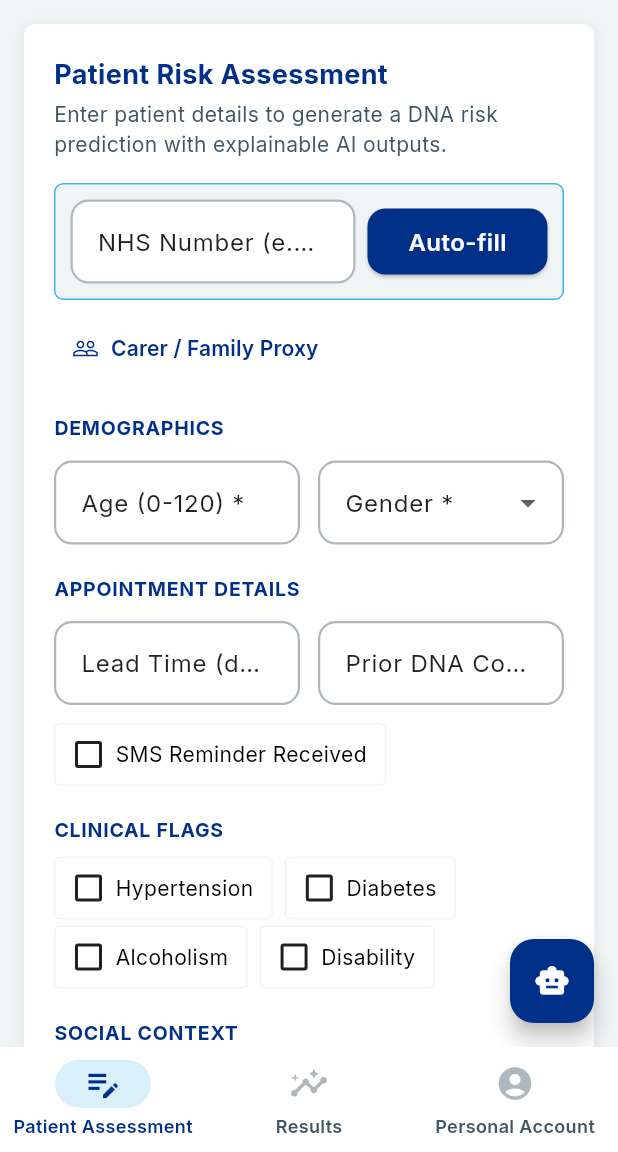
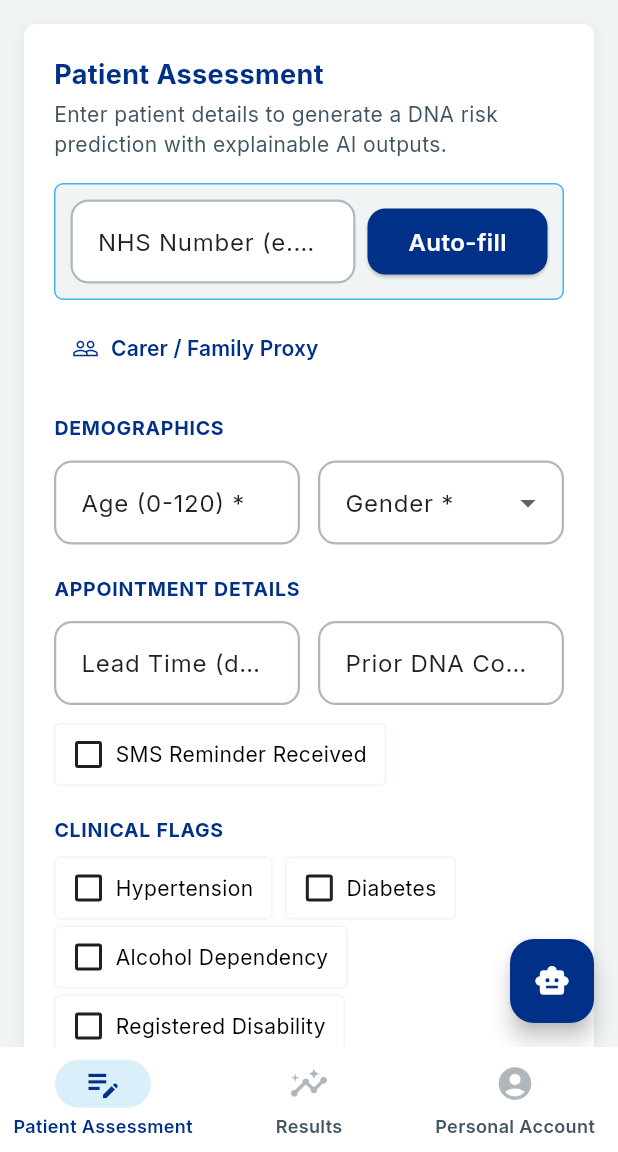
Before and after one commit to hritiksah15/CareAttend, a Flutter app: the HomeScreen screen opened directly with empty values, on a phone screen of 412 x 824 dp, the part 84-1236 px from its top. Run offline on Flutter 3.47's test engine with Material 3 defaults, Android fonts, the light colour scheme and no system bars; our stand-ins replace file_picker, fl_chart, google_fonts, image_picker, pdf, printing and 1 more; missing offline and left inert: dart:html; accounts and stored records are empty; network calls fail.

Commit message:
feat(app): localize patient assessment form (4 languages + RTL)
Wire AppLocalizations through patient_form_screen: title, intro, EHR auto-fill,
carer proxy, all section headers (demographics/appointment/clinical/social),
field labels, gender options, SMS toggle, age-group line (placeholder), assess
button, and the About card. Add assessmentIntro/autofill/carerProxy/female/male/
ageGroupLine/aboutTool/aboutToolDesc/dataHandling keys (EN/CY/UR/PL). Verified
fully translated + right-to-left in Urdu.

```diff
--- a/care_attend_app/lib/l10n/app_localizations.dart
+++ b/care_attend_app/lib/l10n/app_localizations.dart
@@ -455,6 +455,60 @@
   /// In en, this message translates to:
   /// **'OR'**
   String get orText;
+
+  /// No description provided for @assessmentIntro.
+  ///
+  /// In en, this message translates to:
+  /// **'Enter patient details to generate a DNA risk prediction with explainable AI outputs.'**
+  String get assessmentIntro;
+
+  /// No description provided for @autofill.
+  ///
+  /// In en, this message translates to:
+  /// **'Auto-fill'**
+  String get autofill;
+
+  /// No description provided for @carerProxy.
+  ///
+  /// In en, this message translates to:
+  /// **'Carer / Family Proxy'**
+  String get carerProxy;
+
+  /// No description provided for @female.
+  ///
+  /// In en, this message translates to:
+  /// **'Female'**
+  String get female;
+
+  /// No description provided for @male.
+  ///
+  /// In en, this message translates to:
+  /// **'Male'**
+  String get male;
+
+  /// No description provided for @ageGroupLine.
+  ///
+  /// In en, this message translates to:
+  /// **'Age Group: {group} (auto-calculated)'**
+  String ageGroupLine(String group);
+
+  /// No description provided for @aboutTool.
+  ///
+  /// In en, this message translates to:
+  /// **'About This Tool'**
+  String get aboutTool;
+
+  /// No description provided for @aboutToolDesc.
+  ///
+  /// In en, this message translates to:
+  /// **'Care Attend uses machine learning to predict DNA risk. Predictions explained via SHAP. System monitors for demographic bias.'**
+  String get aboutToolDesc;
+
+  /// No description provided for @dataHandling.
+  ///
+  /// In en, this message translates to:
+  /// **'Data Handling: No patient data stored. Session-scoped only. GDPR Art 5(1)(c) compliant.'**
+  String get dataHandling;
 }
 
 class _AppLocalizationsDelegate
--- a/care_attend_app/lib/screens/patient_form_screen.dart
+++ b/care_attend_app/lib/screens/patient_form_screen.dart
@@ -1,5 +1,6 @@
 import 'package:flutter/material.dart';
 import '../nhs_theme.dart';
+import '../l10n/app_localizations.dart';
 import '../services/api_service.dart';
 
 class PatientFormScreen extends StatefulWidget {
@@ -209,6 +210,7 @@
 
   @override
   Widget build(BuildContext context) {
+    final t = AppLocalizations.of(context);
     return SingleChildScrollView(
       padding: const EdgeInsets.all(16),
       child: Form(
@@ -220,16 +222,15 @@
               child: Column(
                 crossAxisAlignment: CrossAxisAlignment.start,
                 children: [
-                  const Text('Patient Risk Assessment',
-                      style: TextStyle(
+                  Text(t.patientAssessment,
+                      style: const TextStyle(
                           fontSize: 18,
                           fontWeight: FontWeight.w700,
                           color: NHSTheme.blue)),
                   const SizedBox(height: 4),
-                  const Text(
-                      'Enter patient details to generate a DNA risk prediction with explainable AI outputs.',
-                      style:
-                          TextStyle(fontSize: 14, color: NHSTheme.darkGrey)),
+                  Text(t.assessmentIntro,
+                      style: const TextStyle(
+                          fontSize: 14, color: NHSTheme.darkGrey)),
                   const SizedBox(height: 16),
 
                   // EHR AUTO-FILL
@@ -261,7 +262,7 @@
                                 width: 18,
                                 child: CircularProgressIndicator(
                                     color: Colors.white, strokeWidth: 2))
-                            : const Text('Auto-fill'),
+                            : Text(t.autofill),
                       ),
                     ]),
                   ),
@@ -271,13 +272,13 @@
                     child: TextButton.icon(
                       onPressed: _carerProxyDialog,
                       icon: const Icon(Icons.people_outline, size: 18),
-                      label: const Text('Carer / Family Proxy'),
+                      label: Text(t.carerProxy),
                     ),
                   ),
                   const SizedBox(height: 20),
 
                   // DEMOGRAPHICS
-                  _sectionLabel('DEMOGRAPHICS'),
+                  _sectionLabel(t.demographics),
                   const SizedBox(height: 12),
                   Row(
                     children: [
@@ -286,7 +287,7 @@
                           controller: _ageCtrl,
                           keyboardType: TextInputType.number,
                           decoration:
-                              const InputDecoration(labelText: 'Age (0-120) *'),
+                              InputDecoration(labelText: '${t.age} *'),
                           validator: (v) {
                             final n = int.tryParse(v ?? '');
                             if (n == null || n < 0 || n > 120)
@@ -301,10 +302,10 @@
                         child: DropdownButtonFormField<int>(
                           value: _gender == -1 ? null : _gender,
                           decoration:
-                              const InputDecoration(labelText: 'Gender *'),
-                          items: const [
-                            DropdownMenuItem(value: 0, child: Text('Female')),
-                            DropdownMenuItem(value: 1, child: Text('Male')),
+                              InputDecoration(labelText: '${t.gender} *'),
+                          items: [
+                            DropdownMenuItem(value: 0, child: Text(t.female)),
+                            DropdownMenuItem(value: 1, child: Text(t.male)),
                           ],
                           onChanged: (v) => setState(() => _gender = v ?? -1),
                         ),
@@ -314,7 +315,7 @@
                   const SizedBox(height: 20),
 
                   // APPOINTMENT DETAILS
-                  _sectionLabel('APPOINTMENT DETAILS'),
+                  _sectionLabel(t.appointmentDetails),
                   const SizedBox(height: 12),
                   Row(
                     children: [
@@ -322,8 +323,8 @@
                         child: TextFormField(
                           controller: _leadTimeCtrl,
                           keyboardType: TextInputType.number,
-                          decoration: const InputDecoration(
-                              labelText: 'Lead Time (days) *'),
+                          decoration: InputDecoration(
+                              labelText: '${t.leadTime} *'),
                           validator: (v) {
                             final n = int.tryParse(v ?? '');
                             if (n == null || n < 0) return 'Required';
@@ -336,8 +337,8 @@
                         child: TextFormField(
                           controller: _priorDNACtrl,
                           keyboardType: TextInputType.number,
-                          decoration: const InputDecoration(
-                              labelText: 'Prior DNA Count *'),
+                          decoration: InputDecoration(
+                              labelText: '${t.priorDNA} *'),
                           validator: (v) {
                             final n = int.tryParse(v ?? '');
                             if (n == null || n < 0) return 'Required';
@@ -348,37 +349,37 @@
                     ],
                   ),
                   const SizedBox(height: 12),
-                  _buildCheckTile('SMS Reminder Received', _smsReceived,
+                  _buildCheckTile(t.smsReceived, _smsReceived,
                       (v) => setState(() => _smsReceived = v)),
                   const SizedBox(height: 20),
 
                   // CLINICAL FLAGS
-                  _sectionLabel('CLINICAL FLAGS'),
+                  _sectionLabel(t.clinicalFlags),
                   const SizedBox(height: 8),
                   Wrap(
                     spacing: 8,
                     runSpacing: 4,
                     children: [
-                      _buildCheckTile('Hypertension', _hypertension,
+                      _buildCheckTile(t.hypertension, _hypertension,
                           (v) => setState(() => _hypertension = v)),
-                      _buildCheckTile('Diabetes', _diabetes,
+                      _buildCheckTile(t.diabetes, _diabetes,
                           (v) => setState(() => _diabetes = v)),
-                      _buildCheckTile('Alcoholism', _alcoholism,
+                      _buildCheckTile(t.alcoholism, _alcoholism,
                           (v) => setState(() => _alcoholism = v)),
-                      _buildCheckTile('Disability', _disability,
+                      _buildCheckTile(t.disability, _disability,
                           (v) => setState(() => _disability = v)),
                     ],
                   ),
                   const SizedBox(height: 20),
 
                   // SOCIAL CONTEXT
-                  _sectionLabel('SOCIAL CONTEXT'),
+                  _sectionLabel(t.socialContext),
                   const SizedBox(height: 12),
                   TextFormField(
                     controller: _imdCtrl,
                     keyboardType: TextInputType.number,
                     decoration:
-                        const InputDecoration(labelText: 'IMD Decile (1-10) *'),
+                        InputDecoration(labelText: '${t.imdDecile} *'),
                     validator: (v) {
                       final n = int.tryParse(v ?? '');
                       if (n == null || n < 1 || n > 10) return '1-10';
@@ -396,7 +397,7 @@
                         color: NHSTheme.paleGrey,
                         borderRadius: BorderRadius.circular(6),
                       ),
-                      child: Text('Age Group: $_ageGroup (auto-calculated)',
+                      child: Text(t.ageGroupLine(_ageGroup!),
                           textAlign: TextAlign.center,
                           style: const TextStyle(
                               fontSize: 14, color: NHSTheme.darkGrey)),
@@ -412,7 +413,7 @@
                             width: 20,
                             child: CircularProgressIndicator(
                                 color: Colors.white, strokeWidth: 2))
-                        : const Text('ASSESS RISK'),
+                        : Text(t.assessRisk),
                   ),
                 ],
               ),
@@ -430,21 +431,19 @@
                 border:
                     const Border(left: BorderSide(color: NHSTheme.lightBlue, width: 4)),
               ),
-              child: const Column(
+              child: Column(
                 crossAxisAlignment: CrossAxisAlignment.start,
                 children: [
-                  Text('About This Tool',
-                      style: TextStyle(
+                  Text(t.aboutTool,
+                      style: const TextStyle(
                           fontWeight: FontWeight.w700, color: NHSTheme.blue)),
-                  SizedBox(height: 6),
-                  Text(
-                      'Care Attend uses machine learning to predict DNA risk. Predictions explained via SHAP. System monitors for demographic bias.',
-                      style:
-                          TextStyle(fontSize: 13, color: NHSTheme.darkGrey)),
-                  SizedBox(height: 6),
-                  Text(
-                      'Data Handling: No patient data stored. Session-scoped only. GDPR Art 5(1)(c) compliant.',
-                      style: TextStyle(
+                  const SizedBox(height: 6),
+                  Text(t.aboutToolDesc,
+                      style: const TextStyle(
+                          fontSize: 13, color: NHSTheme.darkGrey)),
+                  const SizedBox(height: 6),
+                  Text(t.dataHandling,
+                      style: const TextStyle(
                           fontSize: 13,
                           color: NHSTheme.darkGrey,
                           fontWeight: FontWeight.w600)),
```
Also changed, not shown: care_attend_app/lib/l10n/app_cy.arb (+10 -1 lines), care_attend_app/lib/l10n/app_en.arb (+11 -1 lines), care_attend_app/lib/l10n/app_localizations_cy.dart (+32 -0 lines), care_attend_app/lib/l10n/app_localizations_en.dart (+32 -0 lines), care_attend_app/lib/l10n/app_localizations_pl.dart (+32 -0 lines), care_attend_app/lib/l10n/app_localizations_ur.dart (+32 -0 lines), care_attend_app/lib/l10n/app_pl.arb (+10 -1 lines), care_attend_app/lib/l10n/app_ur.arb (+10 -1 lines).
